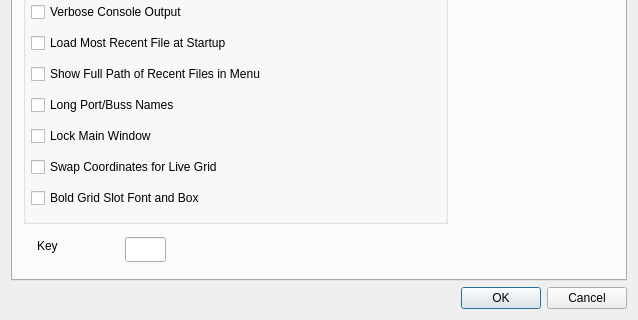
This is seq_qt5/forms/qseditoptions.ui in ahlstromcj/seq66 as Qt 5 draws it before an edit; both pictures show x 0 to 638 and y 352 to 672 of the 638 by 672 pixel window. The edited form follows.
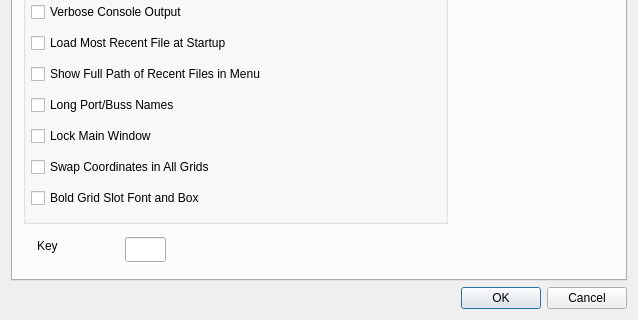
This is the edited form. The open tabs and pages were chosen to show the change.

What changed in the file:
```diff
--- a/seq_qt5/forms/qseditoptions.ui
+++ b/seq_qt5/forms/qseditoptions.ui
@@ -656,7 +656,7 @@
          <item>
           <widget class="QCheckBox" name="checkBoxSwapCoordinates">
            <property name="text">
-            <string>Swap Coordinates for Live Grid</string>
+            <string>Swap Coordinates in All Grids</string>
            </property>
           </widget>
          </item>
```
Left out of the diff: 4 changed lines with no effect on the pictures.
